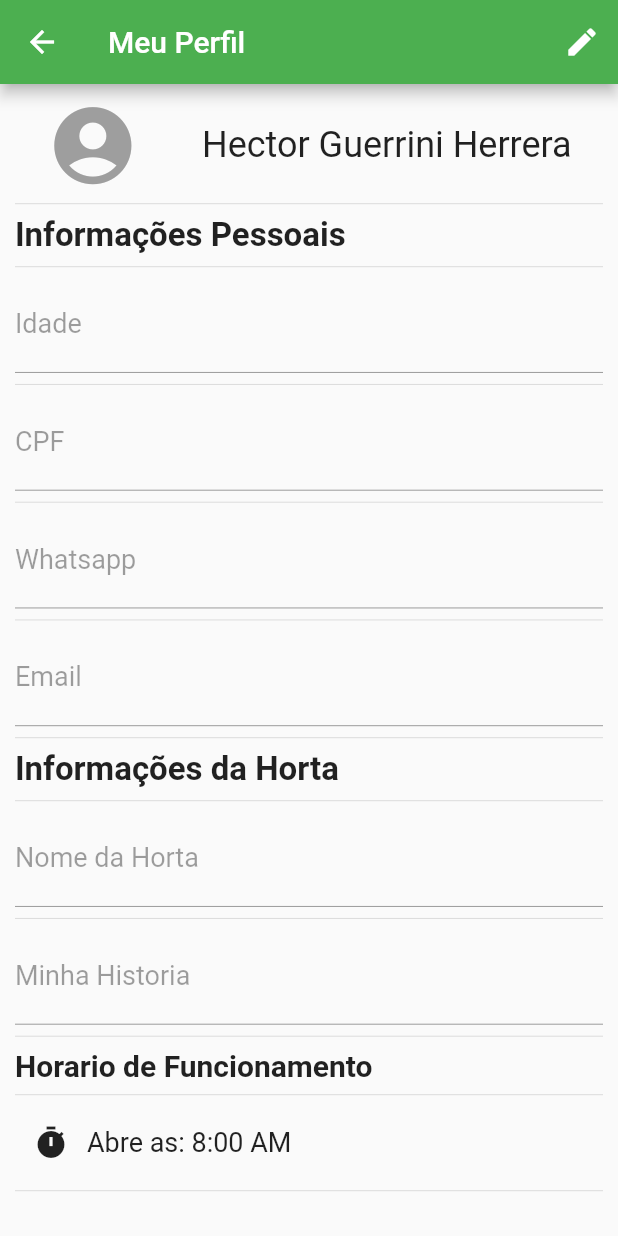
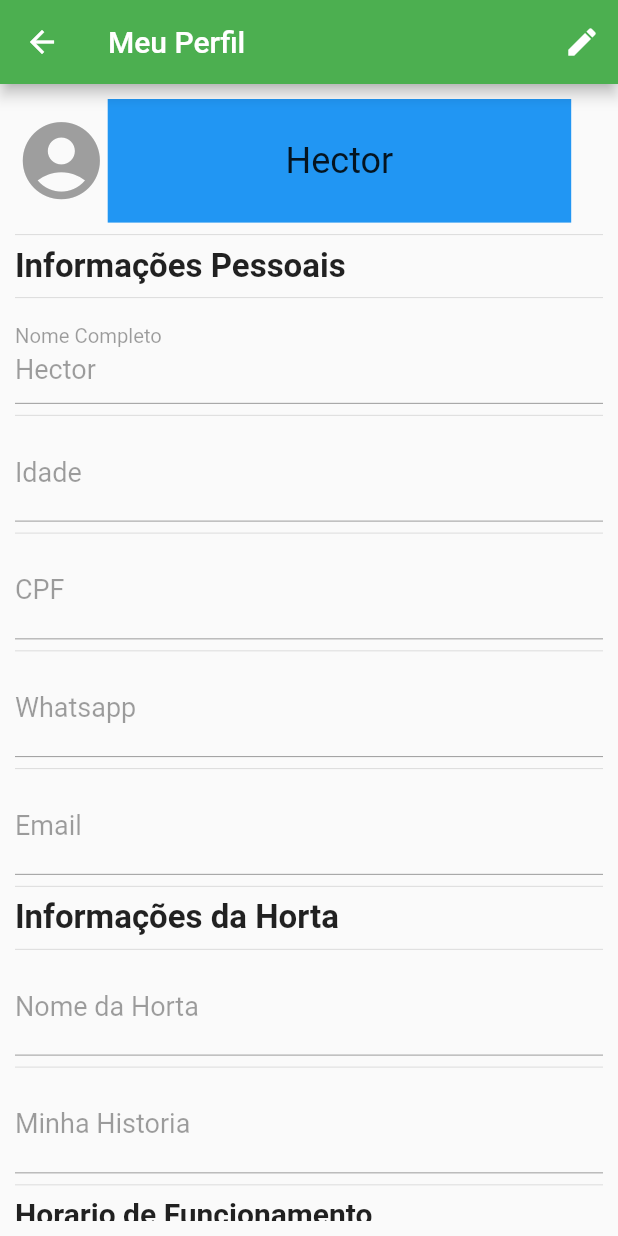
Before and after one commit to hectorguerrini/horta, a Flutter app: the screen it shows after launch, on a phone screen of 412 x 824 dp. Run offline on Flutter 3.47's test engine with Material 2 defaults, Android fonts, the phone set to English and light mode, and no system bars.

Commit message:
ajuste nome perfil

```diff
--- a/lib/perfil.dart
+++ b/lib/perfil.dart
@@ -8,6 +8,7 @@ class PerfilScreenPage extends StatefulWidget {
 }
 
 class _PerfilScreenState extends State<PerfilScreenPage> {
+  final nome = TextEditingController(text: 'Hector');
   final email = TextEditingController();
   final idade = TextEditingController();
   final cpf = TextEditingController();
@@ -47,29 +48,45 @@ class _PerfilScreenState extends State<PerfilScreenPage> {
           child: ListView(children: <Widget>[
             Row(
               mainAxisSize: MainAxisSize.max,
-              mainAxisAlignment: MainAxisAlignment.spaceAround,
+              mainAxisAlignment: MainAxisAlignment.start,
               children: <Widget>[
                 Icon(
                   Icons.account_circle,
                   color: Colors.grey,
                   size: size.width * 0.15,
                 ),
-                ConstrainedBox(
+                Container(
+                  color: Colors.blue,
+                  width: size.width * 0.75,
+                  height: size.height * 0.1,
+                  alignment: Alignment.center,
                   constraints: BoxConstraints(
                     maxWidth: size.width * 0.8,
-                        maxHeight: size.height * 0.25),
+                    maxHeight: size.height * 0.1,
+                  ),
                   child: Container(
                     child: Text(
-                        'Hector Guerrini Herrera',
+                      nome.text,
                       style: TextStyle(fontSize: 24),
                       textAlign: TextAlign.center,
                     ),
-                    )),
+                  )
+                ),
               ],
             ),
             Divider(),
             Text('Informações Pessoais',
                 style: TextStyle(fontSize: 22, fontWeight: FontWeight.bold)),
+            Divider(),
+            TextField(
+              style: TextStyle(fontSize: 18),
+              enabled: edit,
+              decoration: InputDecoration(
+                labelText: 'Nome Completo',
+              ),
+              controller: nome,
+              keyboardType: TextInputType.text,
+            ),
             Divider(),
             TextField(
               style: TextStyle(fontSize: 18),
@@ -194,7 +211,7 @@ class _PerfilScreenState extends State<PerfilScreenPage> {
               crossAxisAlignment: CrossAxisAlignment.center,
               children: <Widget>[
                 Expanded( flex: 1 ,child: Icon(IconsApp.money)),
-                Expanded( flex: 5 ,child: Text('Dinheiro', style: TextStyle(fontSize: 18))),
+                Expanded( flex: 4 ,child: Text('Dinheiro', style: TextStyle(fontSize: 18))),
                 Expanded(
                   flex: 1,
                   child: Switch(
@@ -214,7 +231,7 @@ class _PerfilScreenState extends State<PerfilScreenPage> {
               crossAxisAlignment: CrossAxisAlignment.center,
               children: <Widget>[
                 Expanded( flex: 1 ,child: Icon(IconsApp.credit_card)),
-                Expanded( flex: 5 ,child: Text('Cartao Debito', style: TextStyle(fontSize: 18))),
+                Expanded( flex: 4 ,child: Text('Cartao Debito', style: TextStyle(fontSize: 18))),
                 Expanded(
                   flex: 1,
                   child: Switch(
@@ -234,7 +251,7 @@ class _PerfilScreenState extends State<PerfilScreenPage> {
               crossAxisAlignment: CrossAxisAlignment.center,
               children: <Widget>[
                 Expanded( flex: 1 ,child: Icon(IconsApp.credit_card_alt)),
-                Expanded( flex: 5 ,child: Text('Cartao Credito', style: TextStyle(fontSize: 18))),
+                Expanded( flex: 4 ,child: Text('Cartao Credito', style: TextStyle(fontSize: 18))),
                 Expanded(
                   flex: 1,
                   child: Switch(
```
Lines whose indentation alone changed are shown as unchanged.
